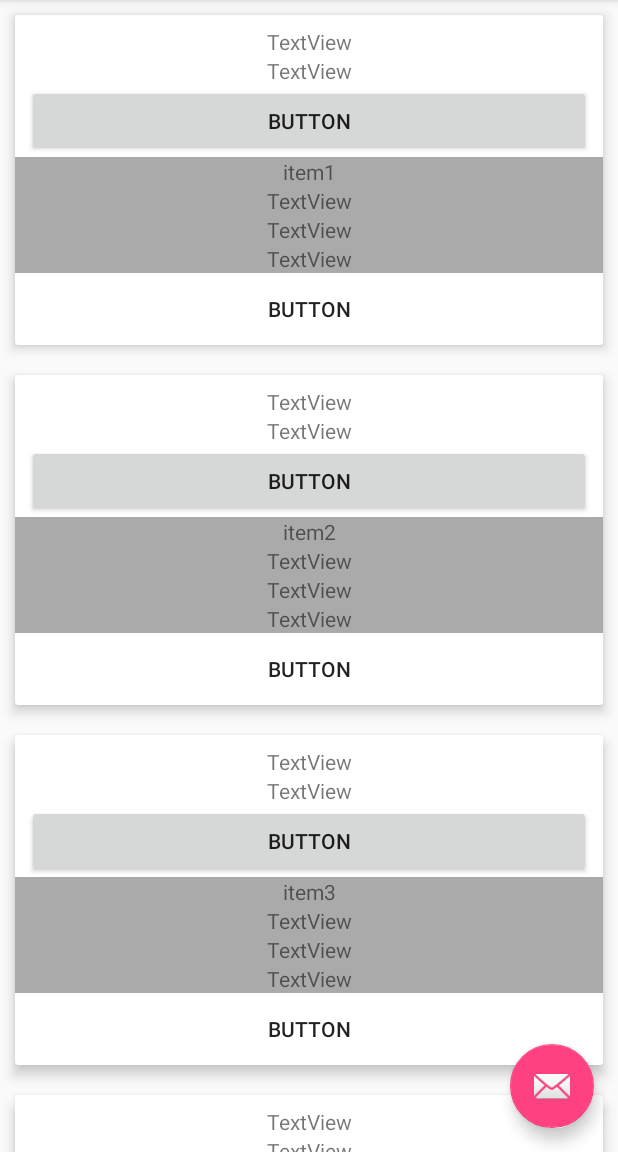
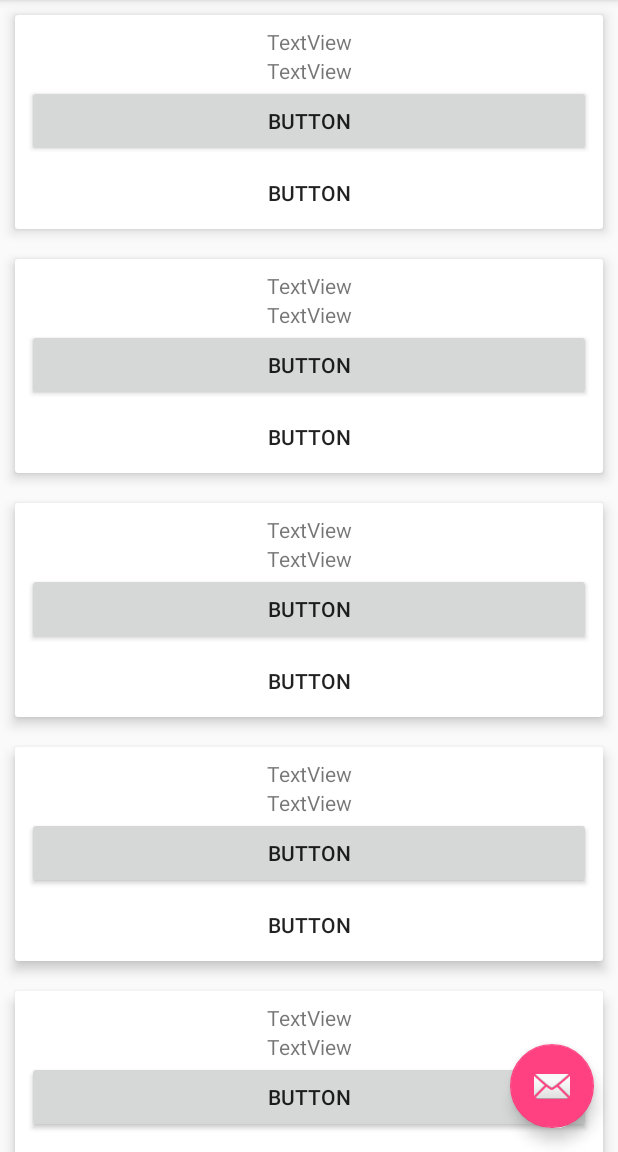
Before and after one commit to SwordArtist/RecyclerViewApp, an Android app: the screen it shows after launch (MainActivity), on a phone screen of 412 x 824 dp, the part 84-1236 px from its top. Run offline under Robolectric (Android 15) with nearby library versions, the phone set to English and light mode, and no system bars.

Commit message:
Created custom button that can hold position info

```diff
--- a/app/src/main/java/com/swordartist/recyclerviewapp/MyAdapter.java
+++ b/app/src/main/java/com/swordartist/recyclerviewapp/MyAdapter.java
@@ -1,19 +1,15 @@
 package com.swordartist.recyclerviewapp;
 
 import android.content.Context;
+import android.support.constraint.ConstraintLayout;
 import android.support.v7.widget.CardView;
 import android.support.v7.widget.RecyclerView;
 import android.view.LayoutInflater;
 import android.view.View;
 import android.view.ViewGroup;
-import android.widget.Button;
 import android.widget.LinearLayout;
 import android.widget.TextView;
-import android.widget.Toast;
 
-/**
- * Created by Yusuke Yanai on 2017-05-19.
- */
 
 public class MyAdapter extends RecyclerView.Adapter<MyAdapter.ViewHolder> implements View.OnClickListener {
     private String[] mDataset;
@@ -23,7 +19,6 @@ public class MyAdapter extends RecyclerView.Adapter<MyAdapter.ViewHolder> implem
     // Complex data items may need more than one view per item, and
     // you provide access to all the views for a data item in a view holder
     public class ViewHolder extends RecyclerView.ViewHolder {
-        // each data item is just a string in this case
         public CardView mCardView;
 
         public ViewHolder(CardView v) {
@@ -43,25 +38,11 @@ public class MyAdapter extends RecyclerView.Adapter<MyAdapter.ViewHolder> implem
     public MyAdapter.ViewHolder onCreateViewHolder(ViewGroup parent,
                                                    int viewType) {
         // create a new view
-
         CardView v = (CardView) LayoutInflater.from(parent.getContext())
                 .inflate(R.layout.billing_overview_card, parent, false);
         // set the view's size, margins, paddings and layout parameters
-//        final LinearLayout billingDetailLayout = (LinearLayout) v.findViewById(R.id.billing_detail_layout);
-        Button viewDetailButton = (Button) v.findViewById(R.id.view_detail_btn);
-        viewDetailButton.setOnClickListener(new View.OnClickListener() {
-            @Override
-            public void onClick(View v) {
-                LinearLayout billingDetailLayout = (LinearLayout)((View)v.getParent().getParent()).findViewById(R.id.billing_detail_layout);
-                if (billingDetailLayout.getVisibility() == View.GONE) {
-                    billingDetailLayout.setVisibility(View.VISIBLE);
-                } else {
-                    billingDetailLayout.setVisibility(View.GONE);
-                }
-            }
-        });
+        ConstraintLayout constraintLayout = (ConstraintLayout) v.findViewById(R.id.constraint_layout);
 
-//        ...
         ViewHolder vh = new ViewHolder(v);
         return vh;
     }
@@ -71,10 +52,12 @@ public class MyAdapter extends RecyclerView.Adapter<MyAdapter.ViewHolder> implem
     public void onBindViewHolder(ViewHolder holder, int position) {
         // - get element from your dataset at this position
         // - replace the contents of the view with that element
-        TextView textView = (TextView)holder.mCardView.findViewById(R.id.textView11);
+        TextView textView = (TextView) holder.mCardView.findViewById(R.id.textView11);
 
         textView.setText(mDataset[position]);
 
+        MyButton viewDetailButton = (MyButton) ((View) textView.getParent().getParent()).findViewById(R.id.view_detail_btn);
+        viewDetailButton.setOnClickListenerCustom(this, position);
     }
 
     // Return the size of your dataset (invoked by the layout manager)
@@ -83,9 +66,13 @@ public class MyAdapter extends RecyclerView.Adapter<MyAdapter.ViewHolder> implem
         return mDataset.length;
     }
 
-
     @Override
     public void onClick(View v) {
-        Toast.makeText(mContext, "Item Clicked", Toast.LENGTH_LONG).show();
+        LinearLayout billingDetailLayout = (LinearLayout) ((View) v.getParent().getParent()).findViewById(R.id.billing_detail_layout);
+        if (billingDetailLayout.getVisibility() == View.GONE) {
+            billingDetailLayout.setVisibility(View.VISIBLE);
+        } else {
+            billingDetailLayout.setVisibility(View.GONE);
+        }
     }
 }
--- /dev/null
+++ b/app/src/main/java/com/swordartist/recyclerviewapp/MyButton.java
@@ -0,0 +1,31 @@
+package com.swordartist.recyclerviewapp;
+
+import android.content.Context;
+import android.support.annotation.Nullable;
+import android.util.AttributeSet;
+
+/**
+ * Custom button that has a position info
+ */
+
+public class MyButton extends android.support.v7.widget.AppCompatButton {
+    public int position = 0;
+
+    public MyButton(Context context) {
+        super(context);
+    }
+
+    public MyButton(Context context, AttributeSet attrs) {
+        super(context, attrs);
+    }
+
+    public MyButton(Context context, AttributeSet attrs, int defStyleAttr) {
+        super(context, attrs, defStyleAttr);
+    }
+
+
+    public void setOnClickListenerCustom(@Nullable OnClickListener l, int position) {
+        setOnClickListener(l);
+        this.position = position;
+    }
+}
--- a/app/src/main/res/layout/billing_overview_card.xml
+++ b/app/src/main/res/layout/billing_overview_card.xml
@@ -12,6 +12,7 @@
     card_view:cardUseCompatPadding="true">
 
     <android.support.constraint.ConstraintLayout
+        android:id="@+id/constraint_layout"
         android:layout_width="match_parent"
         android:layout_height="match_parent">
 
@@ -56,6 +57,7 @@
             android:layout_height="wrap_content"
             android:background="@android:color/darker_gray"
             android:orientation="vertical"
+            android:visibility="gone"
             app:layout_constraintHorizontal_bias="0.502"
             app:layout_constraintLeft_toLeftOf="parent"
             app:layout_constraintRight_toRightOf="parent"
@@ -102,7 +104,7 @@
             app:layout_constraintRight_toRightOf="parent"
             app:layout_constraintTop_toBottomOf="@+id/billing_detail_layout">
 
-            <Button
+            <com.swordartist.recyclerviewapp.MyButton
                 android:id="@+id/view_detail_btn"
                 style="@style/Widget.AppCompat.Button.Borderless"
                 android:layout_width="wrap_content"
--- a/app/src/main/res/layout/fragment_main.xml
+++ b/app/src/main/res/layout/fragment_main.xml
@@ -6,7 +6,6 @@
     android:layout_width="wrap_content"
     android:layout_height="match_parent"
     android:layout_gravity="center"
-    android:animateLayoutChanges="false"
     android:orientation="horizontal"
     tools:context="com.swordartist.recyclerviewapp.MainActivityFragment"
     tools:showIn="@layout/activity_main">
```
